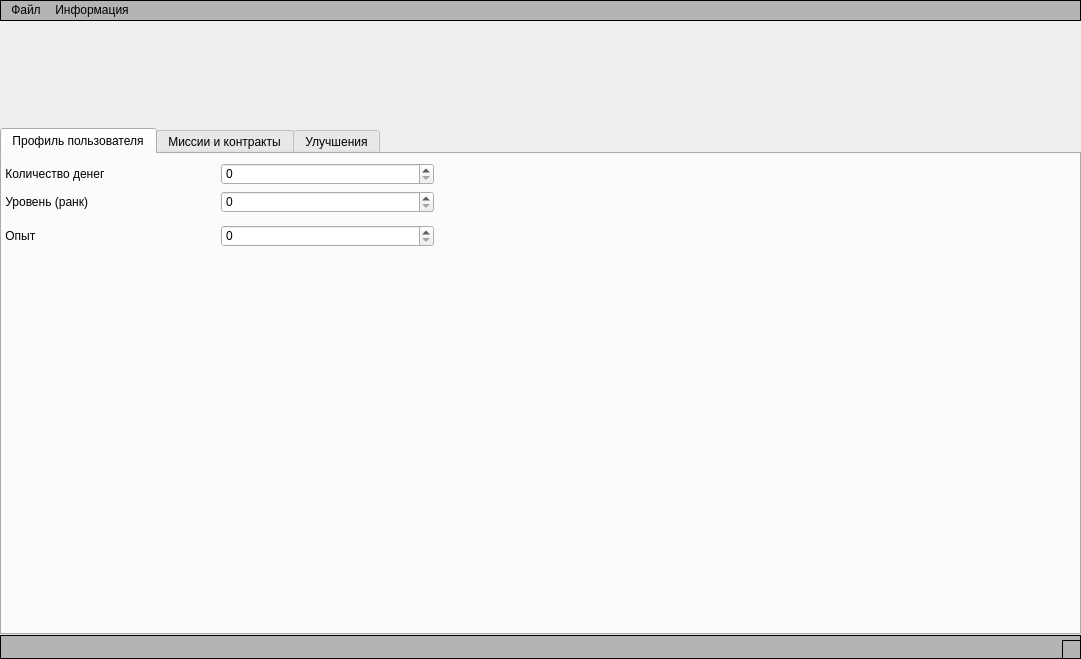
Qt form EditorWindow.ui (hypercyclist/snowrunner_save_editor) before a commit.
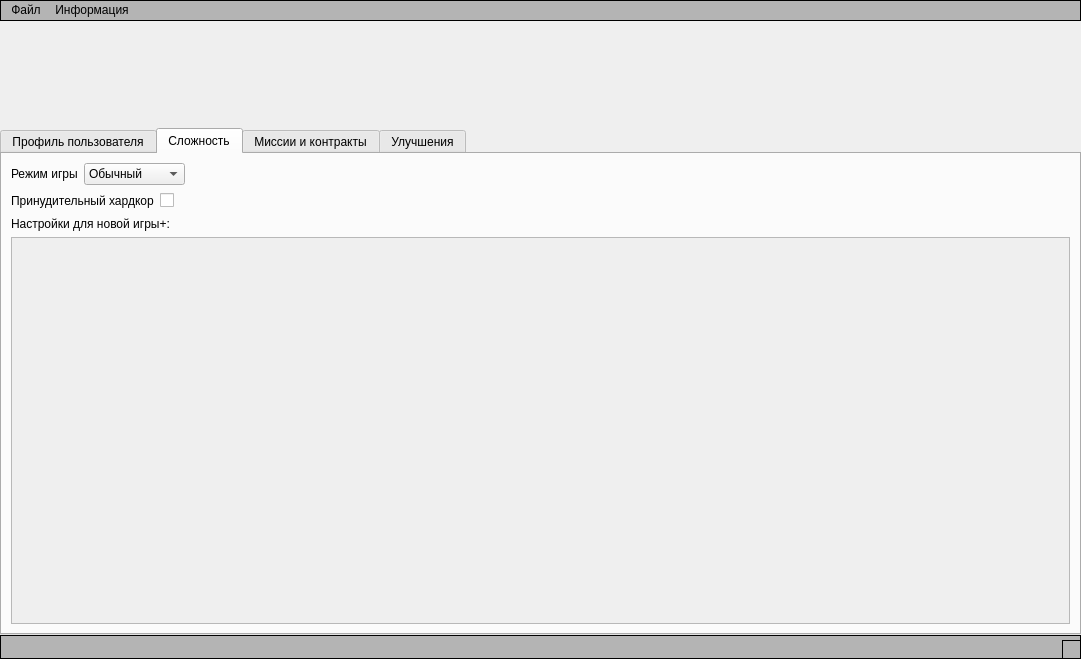
The same form after that commit. The open tabs and pages were chosen to show the change. Icons and pictures are not drawn. Custom widgets are drawn as their Qt base class.

Commit message: - Added difficulty tab. It can change game mode. - Added application logo. - Added support for .dat save mode extension from EGS. - Fixed crash when user cancel entering file for open. - Fixed save function when save file wasn't opened. - Fixed crash when user cancel entering file for save. Now it crash on creating database.

What changed in the file:
```diff
--- a/EditorWindow.ui
+++ b/EditorWindow.ui
@@ -70,20 +70,20 @@
        <attribute name="title">
         <string>Профиль пользователя</string>
        </attribute>
-       <layout class="QGridLayout" name="gridLayout_2" rowstretch="0,0,0,0,0,0" columnstretch="1,1,3">
+       <layout class="QGridLayout" name="gridLayout_2" rowstretch="0,0,0,0,0,0,0,0,0,0" columnstretch="0,0,0">
         <property name="leftMargin">
-         <number>0</number>
+         <number>9</number>
         </property>
         <property name="topMargin">
          <number>9</number>
         </property>
         <property name="rightMargin">
-         <number>0</number>
+         <number>9</number>
         </property>
         <property name="bottomMargin">
          <number>0</number>
         </property>
-        <item row="5" column="0" colspan="3">
+        <item row="9" column="0" colspan="3">
          <spacer name="verticalSpacer">
           <property name="orientation">
            <enum>Qt::Vertical</enum>
@@ -96,7 +96,61 @@
           </property>
          </spacer>
         </item>
-        <item row="0" column="2" rowspan="5">
+        <item row="3" column="0">
+         <layout class="QHBoxLayout" name="horizontalLayout_4">
+          <item>
+           <widget class="QLabel" name="rankLabel">
+            <property name="text">
+             <string> Уровень (ранк)</string>
+            </property>
+           </widget>
+          </item>
+          <item>
+           <widget class="QSpinBox" name="rankSpinBox">
+            <property name="maximum">
+             <number>30</number>
+            </property>
+           </widget>
+          </item>
+         </layout>
+        </item>
+        <item row="1" column="0">
+         <layout class="QHBoxLayout" name="horizontalLayout_2">
+          <item>
+           <widget class="QLabel" name="moneyCountLabel">
+            <property name="text">
+             <string> Количество денег</string>
+            </property>
+           </widget>
+          </item>
+          <item>
+           <widget class="QSpinBox" name="moneyCountSpinBox">
+            <property name="maximum">
+             <number>2147483647</number>
+            </property>
+           </widget>
+          </item>
+         </layout>
+        </item>
+        <item row="6" column="0">
+         <layout class="QHBoxLayout" name="horizontalLayout_5">
+          <item>
+           <widget class="QLabel" name="experienceCountLabel">
+            <property name="text">
+             <string> Опыт</string>
+            </property>
+           </widget>
+          </item>
+          <item>
+           <widget class="QSpinBox" name="experienceCountSpinBox">
+            <property name="maximum">
+             <number>2147483647</number>
+            </property>
+           </widget>
+          </item>
+         </layout>
+        </item>
+        <item row="1" column="1">
          <spacer name="horizontalSpacer">
           <property name="orientation">
            <enum>Qt::Horizontal</enum>
@@ -109,47 +163,115 @@
           </property>
          </spacer>
         </item>
-        <item row="3" column="0">
-         <widget class="QLabel" name="experienceCountLabel">
-          <property name="text">
-           <string> Опыт</string>
-          </property>
-         </widget>
-        </item>
-        <item row="0" column="1">
-         <widget class="QSpinBox" name="moneyCountSpinBox">
-          <property name="maximum">
-           <number>2147483647</number>
-          </property>
-         </widget>
-        </item>
+       </layout>
+      </widget>
+      <widget class="QWidget" name="difficulty">
+       <attribute name="title">
+        <string>Сложность</string>
+       </attribute>
+       <layout class="QGridLayout" name="gridLayout_3">
         <item row="0" column="0">
-         <widget class="QLabel" name="moneyCountLabel">
-          <property name="text">
-           <string> Количество денег</string>
-          </property>
-         </widget>
-        </item>
-        <item row="3" column="1">
-         <widget class="QSpinBox" name="experienceCountSpinBox">
-          <property name="maximum">
-           <number>2147483647</number>
-          </property>
-         </widget>
-        </item>
-        <item row="1" column="0">
-         <widget class="QLabel" name="rankLabel">
-          <property name="text">
-           <string> Уровень (ранк)</string>
-          </property>
-         </widget>
-        </item>
-        <item row="1" column="1">
-         <widget class="QSpinBox" name="rankSpinBox">
-          <property name="maximum">
-           <number>30</number>
-          </property>
-         </widget>
+         <layout class="QVBoxLayout" name="verticalLayout_4">
+          <item>
+           <layout class="QHBoxLayout" name="horizontalLayout">
+            <item>
+             <widget class="QLabel" name="gameDifficultyModeLabel">
+              <property name="text">
+               <string>Режим игры</string>
+              </property>
+             </widget>
+            </item>
+            <item>
+             <widget class="QComboBox" name="gameDifficultyModeCombobox">
+              <item>
+               <property name="text">
+                <string>Обычный</string>
+               </property>
+              </item>
+              <item>
+               <property name="text">
+                <string>Хардмод</string>
+               </property>
+              </item>
+              <item>
+               <property name="text">
+                <string>Новая игра+</string>
+               </property>
+              </item>
+             </widget>
+            </item>
+            <item>
+             <spacer name="gameDifficultyModeHs">
+              <property name="orientation">
+               <enum>Qt::Horizontal</enum>
+              </property>
+              <property name="sizeHint" stdset="0">
+               <size>
+                <width>40</width>
+                <height>20</height>
+               </size>
+              </property>
+             </spacer>
+            </item>
+           </layout>
+          </item>
+          <item>
+           <layout class="QHBoxLayout" name="horizontalLayout_3">
+            <item>
+             <widget class="QLabel" name="isHardModeLabel">
+              <property name="text">
+               <string>Принудительный хардкор</string>
+              </property>
+             </widget>
+            </item>
+            <item>
+             <widget class="QCheckBox" name="isHardModeCheckbox">
+              <property name="text">
+               <string/>
+              </property>
+             </widget>
+            </item>
+            <item>
+             <spacer name="isHardModeHs">
+              <property name="orientation">
+               <enum>Qt::Horizontal</enum>
+              </property>
+              <property name="sizeHint" stdset="0">
+               <size>
+                <width>40</width>
+                <height>20</height>
+               </size>
+              </property>
+             </spacer>
+            </item>
+           </layout>
+          </item>
+          <item>
+           <widget class="QLabel" name="newGamePlusSettingsLabel">
+            <property name="text">
+             <string>Настройки для новой игры+:</string>
+            </property>
+           </widget>
+          </item>
+          <item>
+           <widget class="QScrollArea" name="scrollArea">
+            <property name="widgetResizable">
+             <bool>true</bool>
+            </property>
+            <widget class="QWidget" name="scrollAreaWidgetContents">
+             <property name="geometry">
+              <rect>
+               <x>0</x>
+               <y>0</y>
+               <width>1053</width>
+               <height>384</height>
+              </rect>
+             </property>
+             <layout class="QGridLayout" name="gridLayout_4"/>
+            </widget>
+           </widget>
+          </item>
+         </layout>
         </item>
        </layout>
       </widget>
```
The commit also changes 9 other files.
